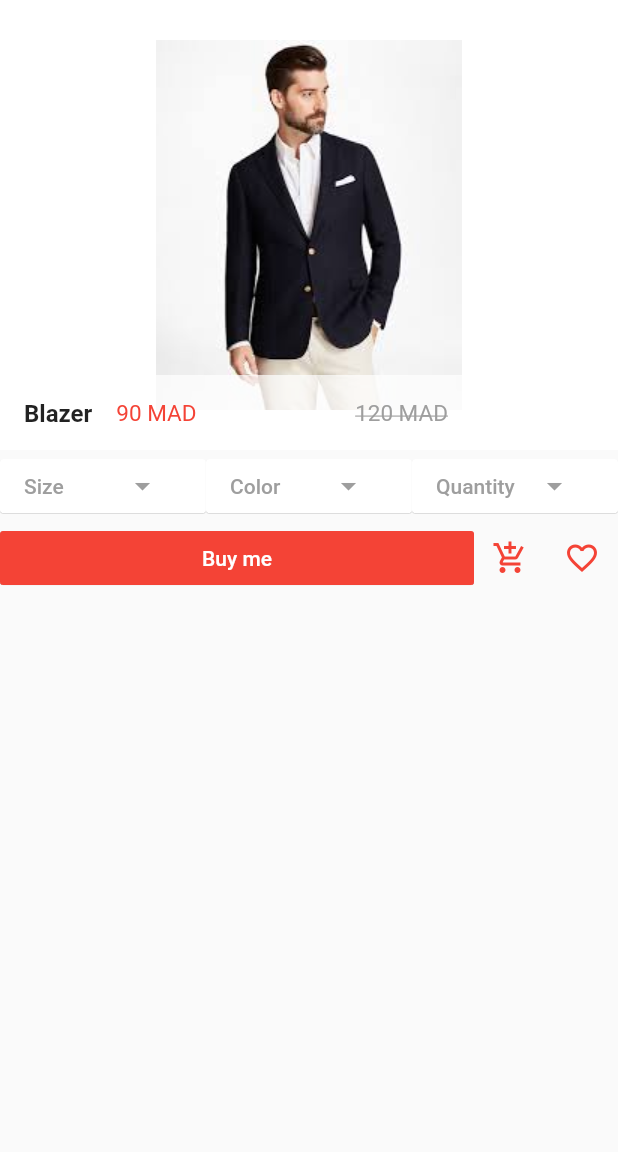
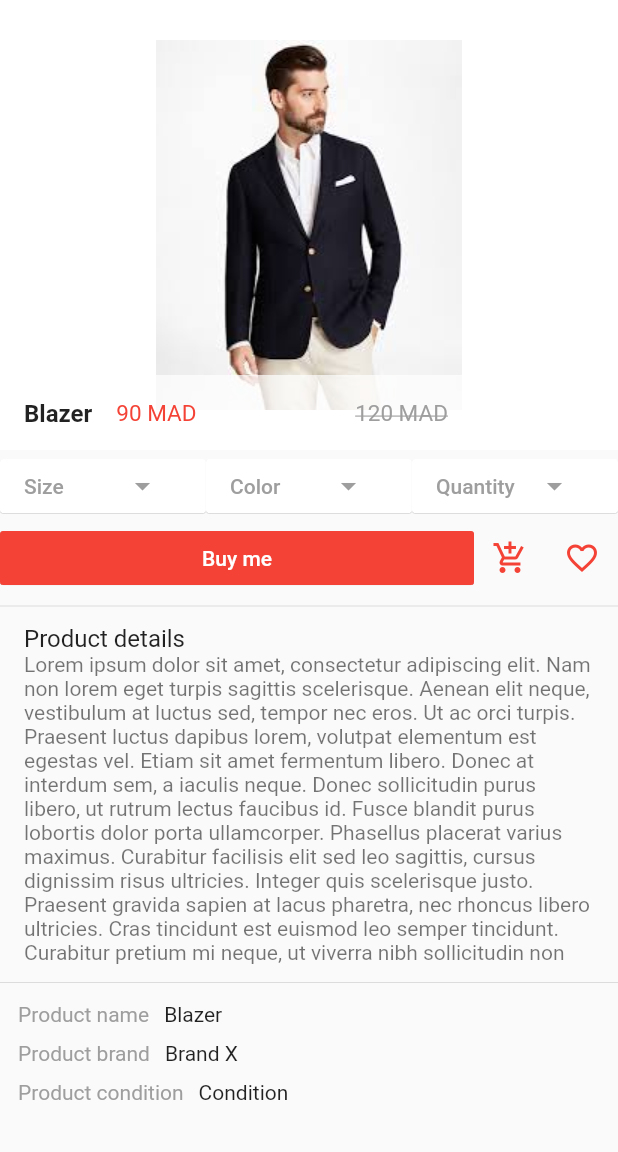
Before and after one commit to mouhsineelachbi/ShopApp, a Flutter app: the screen it shows after launch, after a tap on "Blazer", on a phone screen of 412 x 824 dp, the part 84-1236 px from its top. Run offline on Flutter 3.47's test engine with Material 2 defaults, Android fonts, the phone set to English and light mode, and no system bars; our stand-ins replace carousel_pro.

Commit message:
adding product details, name, band and condition

```diff
--- a/lib/pages/product_details.dart
+++ b/lib/pages/product_details.dart
@@ -158,6 +158,50 @@ class _ProductDetailsState extends State<ProductDetails> {
               IconButton(onPressed: (){}, icon: Icon(Icons.favorite_border, color: Colors.red,)),
             ],
           ),
+          Divider(),
+          ListTile(
+            title: new Text("Product details"),
+            subtitle: new Text("Lorem ipsum dolor sit amet, consectetur adipiscing elit. Nam non lorem eget turpis sagittis scelerisque. Aenean elit neque, vestibulum at luctus sed, tempor nec eros. Ut ac orci turpis. Praesent luctus dapibus lorem, volutpat elementum est egestas vel. Etiam sit amet fermentum libero. Donec at interdum sem, a iaculis neque. Donec sollicitudin purus libero, ut rutrum lectus faucibus id. Fusce blandit purus lobortis dolor porta ullamcorper. Phasellus placerat varius maximus. Curabitur facilisis elit sed leo sagittis, cursus dignissim risus ultricies. Integer quis scelerisque justo. Praesent gravida sapien at lacus pharetra, nec rhoncus libero ultricies. Cras tincidunt est euismod leo semper tincidunt. Curabitur pretium mi neque, ut viverra nibh sollicitudin non"),
+          ),
+          Divider(),
+          Row(
+            children: [
+              Padding(
+                padding: EdgeInsets.fromLTRB(12.0, 5.0, 5.0, 5.0),
+                child: new Text("Product name", style: TextStyle(color: Colors.grey),),
+              ),
+              Padding(
+                padding: EdgeInsets.all(5.0),
+                child: new Text("${widget.product_details_name}"),
+              ),
+            ],
+          ),
+          Row(
+            children: [
+              Padding(
+                padding: EdgeInsets.fromLTRB(12.0, 5.0, 5.0, 5.0),
+                child: new Text("Product brand", style: TextStyle(color: Colors.grey),),
+              ),
+              Padding(
+                padding: EdgeInsets.all(5.0),
+                //Todo: Create product brand
+                child: new Text("Brand X "),
+              ),
+            ],
+          ),
+          Row(
+            children: [
+              Padding(
+                padding: EdgeInsets.fromLTRB(12.0, 5.0, 5.0, 5.0),
+                child: new Text("Product condition", style: TextStyle(color: Colors.grey),),
+              ),
+              Padding(
+                padding: EdgeInsets.all(5.0),
+                //Todo: Add product condition
+                child: new Text("Condition"),
+              ),
+            ],
+          ),
         ],
       ),
     );
```
